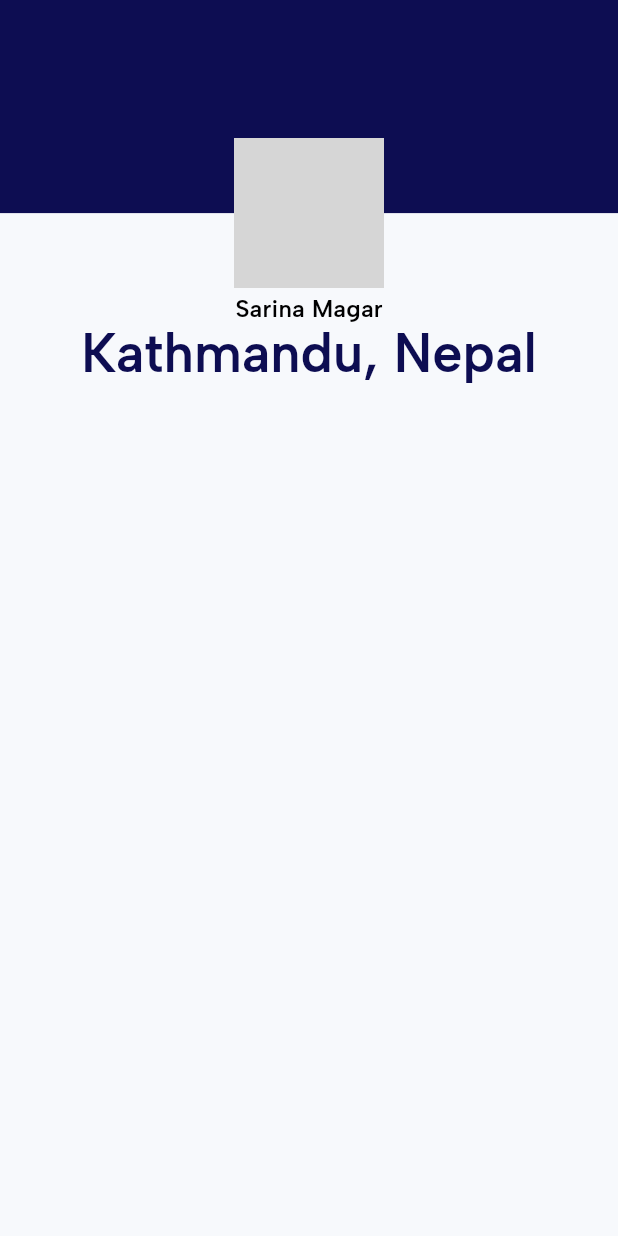
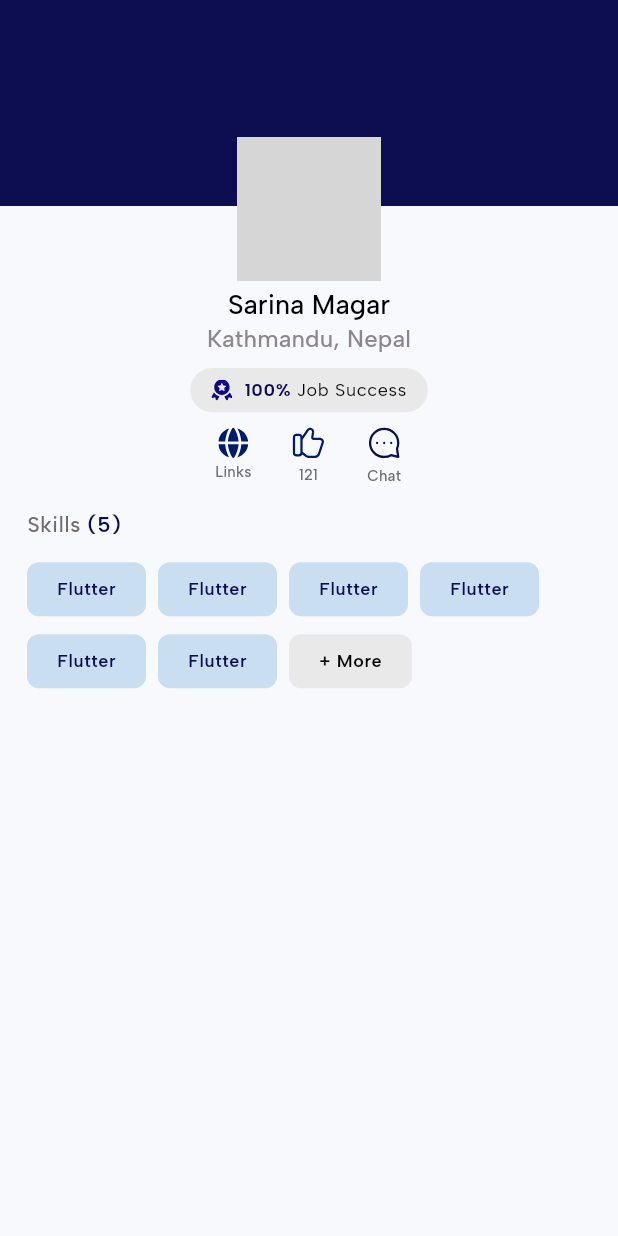
Before and after one commit to saugatBhupal/co-sphere, a Flutter app: the ProfileScreen screen opened directly, on a phone screen of 412 x 824 dp. Run offline on Flutter 3.47's test engine with Material 3 defaults, Android fonts, the phone set to English and light mode, and no system bars; drawn by our look-alikes of cached_network_image; our stand-ins replace flutter_svg, shimmer; network calls fail; grey boxes are pictures that could not be loaded.

Commit message:
profile view

```diff
--- a/lib/src/config/app_routes/app_router.dart
+++ b/lib/src/config/app_routes/app_router.dart
@@ -1,6 +1,7 @@
 import 'package:cosphere/src/config/app_routes/app_routes.dart';
 import 'package:cosphere/src/config/app_routes/no_route_found.dart';
 import 'package:cosphere/src/features/dashboard/presentation/screens/dashboard_screen.dart';
+import 'package:cosphere/src/features/profile/presentation/screens/profile_screen.dart';
 import 'package:cosphere/views/home/home_screen.dart';
 import 'package:cosphere/views/interests/interest_screen.dart';
 import 'package:cosphere/views/onboarding/onboarding_screen.dart';
@@ -40,6 +41,8 @@ class AppRouter {
         return MaterialPageRoute(builder: (context) => const HomeScreen());
       case AppRoutes.dashboard:
         return MaterialPageRoute(builder: (context) => const DashboardScreen());
+      case AppRoutes.profile:
+        return MaterialPageRoute(builder: (context) => const ProfileScreen());
       default:
         return MaterialPageRoute(
           builder: (context) => const NoRouteFound(),
--- a/lib/src/config/app_routes/app_routes.dart
+++ b/lib/src/config/app_routes/app_routes.dart
@@ -12,4 +12,5 @@ class AppRoutes {
   static const String interest = "/interest";
   static const String home = "/home";
   static const String dashboard = "/dashboard";
+  static const String profile = "/profile";
 }
--- a/lib/src/core/constants/app_assets.dart
+++ b/lib/src/core/constants/app_assets.dart
@@ -25,4 +25,7 @@ class AppIcons {
   static const String notification = "$_iconsPath/notification.svg";
   static const String trophy = "$_iconsPath/trophy.svg";
   static const String location = "$_iconsPath/location.svg";
+  static const String badge = "$_iconsPath/badge.svg";
+  static const String web = "$_iconsPath/web.svg";
+  static const String like = "$_iconsPath/like.svg";
 }
--- a/lib/src/core/constants/app_strings.dart
+++ b/lib/src/core/constants/app_strings.dart
@@ -70,4 +70,9 @@ class AppStrings {
   static const timeSpent = "Time Spent";
   static const completion = "Completion";
   static const view = "View All";
+  static const job = "Job Success";
+  static const links = "Links";
+  static const chat = "Chat";
+  static const skill = "Skills";
+  static const more = "More";
 }
--- a/lib/src/features/profile/presentation/screens/profile_screen.dart
+++ b/lib/src/features/profile/presentation/screens/profile_screen.dart
@@ -1,7 +1,8 @@
-import 'package:cosphere/src/core/constants/app_assets.dart';
-import 'package:cosphere/src/core/constants/app_colors.dart';
-import 'package:cosphere/src/core/constants/media_query_values.dart';
-import 'package:cosphere/src/core/widgets/circle_image_avatar.dart';
+import 'package:cosphere/src/features/profile/presentation/widgets/profile_badge.dart';
+import 'package:cosphere/src/features/profile/presentation/widgets/profile_data.dart';
+import 'package:cosphere/src/features/profile/presentation/widgets/profile_functions.dart';
+import 'package:cosphere/src/features/profile/presentation/widgets/profile_image.dart';
+import 'package:cosphere/src/features/profile/presentation/widgets/profile_skills.dart';
 import 'package:flutter/material.dart';
 
 class ProfileScreen extends StatelessWidget {
@@ -10,34 +11,17 @@ class ProfileScreen extends StatelessWidget {
   @override
   Widget build(BuildContext context) {
     final _theme = Theme.of(context).textTheme;
-    return Scaffold(
+    return const Scaffold(
       body: SafeArea(
         child: Column(
+          crossAxisAlignment: CrossAxisAlignment.start,
           children: [
-            Stack(
-              clipBehavior: Clip.none,
-              children: [
-                Container(
-                  color: AppColors.midnight,
-                  height: context.height / 5.8,
-                  width: context.width,
-                ),
-                Positioned(
-                  bottom: -50,
-                  left: context.width / 2 - 50,
-                  child: const CircleImageAvatar(radius: 50),
-                ),
-              ],
-            ),
-            const SizedBox(height: 55),
-            Text(
-              "Sarina Magar",
-              style: _theme.titleMedium!.copyWith(height: 1),
-            ),
-            Text(
-              "Kathmandu, Nepal",
-              style: _theme.displaySmall,
-            ),
+            ProfileImage(),
+            SizedBox(height: 55),
+            ProfileData(),
+            ProfileBadge(),
+            ProfileFunctions(),
+            ProfileSkills(),
           ],
         ),
       ),
--- /dev/null
+++ b/lib/src/features/profile/presentation/widgets/profile_badge.dart
@@ -0,0 +1,56 @@
+import 'package:cosphere/src/core/constants/app_assets.dart';
+import 'package:cosphere/src/core/constants/app_colors.dart';
+import 'package:cosphere/src/core/constants/app_fonts.dart';
+import 'package:cosphere/src/core/constants/app_strings.dart';
+import 'package:cosphere/src/core/constants/media_query_values.dart';
+import 'package:flutter/material.dart';
+import 'package:flutter_svg/svg.dart';
+
+class ProfileBadge extends StatelessWidget {
+  const ProfileBadge({super.key});
+
+  @override
+  Widget build(BuildContext context) {
+    final _textTheme = Theme.of(context).textTheme;
+    return Center(
+      child: Container(
+        margin: const EdgeInsets.symmetric(vertical: 8.0),
+        width: context.width / 2.60,
+        height: context.mainHeight / 28,
+        decoration: const BoxDecoration(
+          color: AppColors.plaster,
+          borderRadius: BorderRadius.all(Radius.circular(15)),
+        ),
+        child: Row(
+          mainAxisAlignment: MainAxisAlignment.center,
+          children: [
+            SvgPicture.asset(
+              AppIcons.badge,
+            ),
+            const SizedBox(width: 8),
+            RichText(
+              text: TextSpan(
+                children: [
+                  TextSpan(
+                    text: "100% ",
+                    style: _textTheme.bodySmall!.copyWith(
+                      color: AppColors.midnight,
+                      fontWeight: FontThickness.bold,
+                    ),
+                  ),
+                  TextSpan(
+                    text: AppStrings.job,
+                    style: _textTheme.bodySmall!.copyWith(
+                      color: AppColors.black,
+                      fontWeight: FontThickness.regular,
+                    ),
+                  ),
+                ],
+              ),
+            ),
+          ],
+        ),
+      ),
+    );
+  }
+}
--- /dev/null
+++ b/lib/src/features/profile/presentation/widgets/profile_data.dart
@@ -0,0 +1,28 @@
+import 'package:cosphere/src/core/constants/app_colors.dart';
+import 'package:cosphere/src/core/constants/app_fonts.dart';
+import 'package:flutter/material.dart';
+
+class ProfileData extends StatelessWidget {
+  const ProfileData({super.key});
+
+  @override
+  Widget build(BuildContext context) {
+    final _textTheme = Theme.of(context).textTheme;
+    return Center(
+      child: Column(
+        children: [
+          Text(
+            "Sarina Magar",
+            style: _textTheme.titleLarge!
+                .copyWith(height: 1.2, fontWeight: FontThickness.medium),
+          ),
+          Text(
+            "Kathmandu, Nepal",
+            style: _textTheme.titleSmall!
+                .copyWith(color: AppColors.grey.withOpacity(0.8)),
+          ),
+        ],
+      ),
+    );
+  }
+}
--- /dev/null
+++ b/lib/src/features/profile/presentation/widgets/profile_functions.dart
@@ -0,0 +1,69 @@
+import 'package:cosphere/src/core/constants/app_assets.dart';
+import 'package:cosphere/src/core/constants/app_colors.dart';
+import 'package:cosphere/src/core/constants/app_fonts.dart';
+import 'package:cosphere/src/core/constants/app_strings.dart';
+import 'package:flutter/material.dart';
+import 'package:flutter_svg/svg.dart';
+
+class ProfileFunctions extends StatelessWidget {
+  const ProfileFunctions({super.key});
+
+  @override
+  Widget build(BuildContext context) {
+    final _textTheme = Theme.of(context).textTheme;
+    return Row(
+      mainAxisAlignment: MainAxisAlignment.center,
+      children: [
+        Column(
+          children: [
+            SvgPicture.asset(
+              AppIcons.web,
+            ),
+            Text(
+              AppStrings.links,
+              style: _textTheme.labelLarge!.copyWith(
+                fontWeight: FontThickness.medium,
+                height: 1.8,
+                color: AppColors.grey,
+              ),
+            ),
+          ],
+        ),
+        const SizedBox(width: 26),
+        Column(
+          children: [
+            SvgPicture.asset(
+              AppIcons.like,
+            ),
+            Text(
+              "121",
+              style: _textTheme.labelLarge!.copyWith(
+                fontWeight: FontThickness.medium,
+                height: 1.8,
+                color: AppColors.grey,
+              ),
+            ),
+          ],
+        ),
+        const SizedBox(width: 26),
+        Column(
+          children: [
+            SvgPicture.asset(
+              AppIcons.chat,
+              colorFilter:
+                  const ColorFilter.mode(AppColors.midnight, BlendMode.srcIn),
+            ),
+            Text(
+              AppStrings.chat,
+              style: _textTheme.labelLarge!.copyWith(
+                fontWeight: FontThickness.medium,
+                height: 1.8,
+                color: AppColors.grey,
+              ),
+            ),
+          ],
+        ),
+      ],
+    );
+  }
+}
--- /dev/null
+++ b/lib/src/features/profile/presentation/widgets/profile_image.dart
@@ -0,0 +1,27 @@
+import 'package:cosphere/src/core/constants/app_colors.dart';
+import 'package:cosphere/src/core/constants/media_query_values.dart';
+import 'package:cosphere/src/core/widgets/circle_image_avatar.dart';
+import 'package:flutter/material.dart';
+
+class ProfileImage extends StatelessWidget {
+  const ProfileImage({super.key});
+
+  @override
+  Widget build(BuildContext context) {
+    return Stack(
+      clipBehavior: Clip.none,
+      children: [
+        Container(
+          color: AppColors.midnight,
+          height: context.height / 6,
+          width: context.width,
+        ),
+        Positioned(
+          bottom: -50,
+          left: context.width / 2 - 48,
+          child: const CircleImageAvatar(radius: 48),
+        ),
+      ],
+    );
+  }
+}
--- /dev/null
+++ b/lib/src/features/profile/presentation/widgets/profile_skills.dart
@@ -0,0 +1,85 @@
+import 'package:cosphere/src/core/constants/app_colors.dart';
+import 'package:cosphere/src/core/constants/app_fonts.dart';
+import 'package:cosphere/src/core/constants/app_strings.dart';
+import 'package:flutter/material.dart';
+
+class ProfileSkills extends StatelessWidget {
+  const ProfileSkills({super.key});
+
+  @override
+  Widget build(BuildContext context) {
+    final _textTheme = Theme.of(context).textTheme;
+    return Padding(
+      padding: const EdgeInsets.symmetric(horizontal: 18.0),
+      child: Column(
+        crossAxisAlignment: CrossAxisAlignment.start,
+        children: [
+          Padding(
+            padding: const EdgeInsets.symmetric(vertical: 14.0),
+            child: RichText(
+              text: TextSpan(
+                children: [
+                  TextSpan(
+                    text: "${AppStrings.skill} ",
+                    style: _textTheme.bodyLarge!.copyWith(
+                      color: AppColors.grey,
+                      fontWeight: FontThickness.medium,
+                    ),
+                  ),
+                  TextSpan(
+                    text: "(5)",
+                    style: _textTheme.bodyLarge!.copyWith(
+                      color: AppColors.midnight,
+                      fontWeight: FontThickness.semiBold,
+                    ),
+                  ),
+                ],
+              ),
+            ),
+          ),
+          Wrap(
+            spacing: 8,
+            runSpacing: 12,
+            children: [
+              ...List.generate(
+                6,
+                (index) {
+                  return Container(
+                    padding: const EdgeInsets.symmetric(
+                        horizontal: 20, vertical: 10),
+                    decoration: const BoxDecoration(
+                      color: AppColors.genie,
+                      borderRadius: BorderRadius.all(Radius.circular(8.0)),
+                    ),
+                    child: Text(
+                      "Flutter",
+                      style: _textTheme.bodySmall!.copyWith(
+                        color: AppColors.midnight,
+                        fontWeight: FontThickness.semiBold,
+                      ),
+                    ),
+                  );
+                },
+              ),
+              Container(
+                padding:
+                    const EdgeInsets.symmetric(horizontal: 20, vertical: 10),
+                decoration: BoxDecoration(
+                  color: AppColors.plaster,
+                  borderRadius: BorderRadius.circular(8.0),
+                ),
+                child: Text(
+                  "+ ${AppStrings.more}",
+                  style: _textTheme.bodySmall!.copyWith(
+                    color: AppColors.black,
+                    fontWeight: FontThickness.semiBold,
+                  ),
+                ),
+              ),
+            ],
+          ),
+        ],
+      ),
+    );
+  }
+}
--- a/lib/views/splash/splash_screen.dart
+++ b/lib/views/splash/splash_screen.dart
@@ -36,7 +36,7 @@ class _SplashScreenState extends State<SplashScreen>
     _timer = Timer(
       const Duration(milliseconds: AppConstants.navigateTime),
       () => Navigator.of(context).pushNamedAndRemoveUntil(
-        AppRoutes.dashboard,
+        AppRoutes.profile,
         (route) => false,
       ),
     );
```
Also changed, not shown: assets/icons/badge.svg (added), assets/icons/like.svg (added), assets/icons/web.svg (added).
